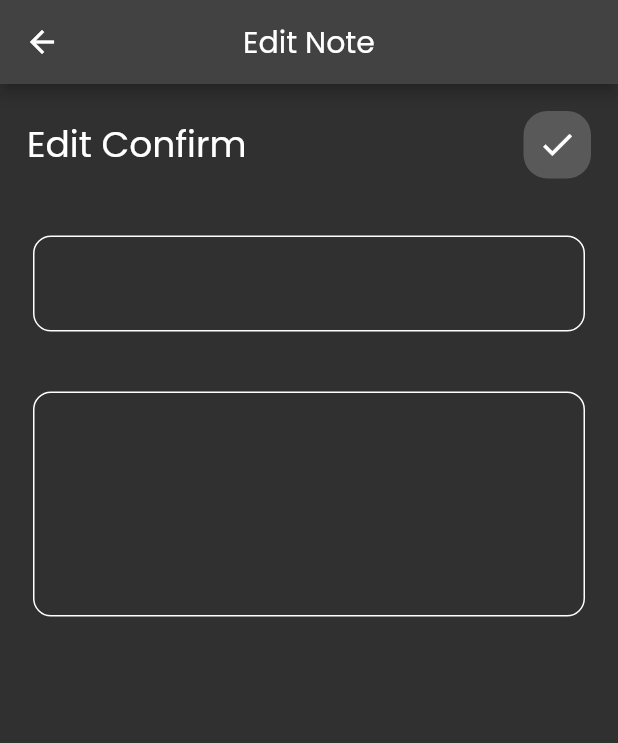
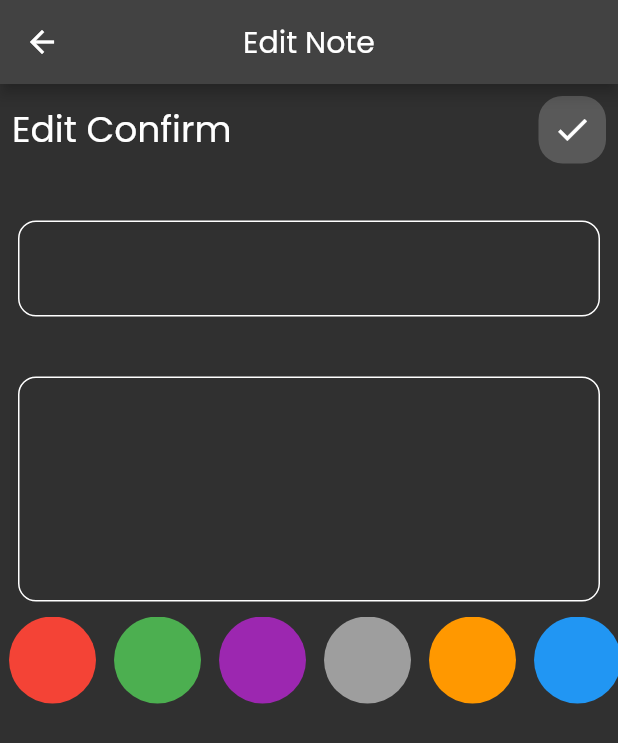
Before and after one commit to ZiadAhmedDev/Note-App, a Flutter app: the EditNotePage screen opened directly with empty values, on a phone screen of 412 x 824 dp. Shown: the top 743 px of the screen. Run offline on Flutter 3.47's test engine with Material 2 defaults, Android fonts, the phone set to English and light mode, and no system bars; our stand-ins replace flutter_bloc, font_awesome_flutter, get, hive, hive_flutter, modal_progress_hud_nsn; accounts and stored records are empty; statements that could not run were skipped.

Commit message:
finish the app

```diff
--- a/notes/lib/constants/const.dart
+++ b/notes/lib/constants/const.dart
@@ -1,4 +1,14 @@
 import 'dart:ui';
+
+import 'package:flutter/material.dart';
 
 const kPrimaryColor = Color(0xff62FCD7);
 const kNoteBox = 'note_box';
+List<Color> colorList = [
+  Colors.red,
+  Colors.green,
+  Colors.purple,
+  Colors.grey,
+  Colors.orange,
+  Colors.blue
+];
--- a/notes/lib/cubit/add_note/add_note_cubit.dart
+++ b/notes/lib/cubit/add_note/add_note_cubit.dart
@@ -1,4 +1,5 @@
 import 'package:flutter/cupertino.dart';
+import 'package:flutter/material.dart';
 import 'package:flutter_bloc/flutter_bloc.dart';
 import 'package:hive/hive.dart';
 import 'package:hive_flutter/adapters.dart';
@@ -12,10 +13,12 @@ class AddNoteCubit extends Cubit<AddNoteState> {
 
   static AddNoteCubit get(context) => BlocProvider.of(context);
 
+  Color color = Colors.red;
   void addNote(NoteModel note) async {
     emit(AddNoteLoading());
     try {
       var noteBox = Hive.box<NoteModel>(kNoteBox);
+      note.color = color.value;
       await noteBox.add(note);
       emit(AddNoteSuccess());
     } catch (e) {
--- a/notes/lib/views/edit_note_view.dart
+++ b/notes/lib/views/edit_note_view.dart
@@ -1,11 +1,9 @@
 import 'package:flutter/material.dart';
-import 'package:get/get.dart';
 import 'package:notes/constants/const.dart';
 import 'package:notes/model/note_model.dart';
 import 'package:notes/views/widgets/app_bar.dart';
-import 'package:notes/views/widgets/edit_note_item_builder.dart';
+import 'package:notes/views/widgets/color_list_edit.dart';
 import 'package:notes/views/widgets/input_Text_Builder.dart';
-
 import '../cubit/note_view/cubit/note_view_cubit.dart';
 
 class EditNotePage extends StatelessWidget {
@@ -17,12 +15,7 @@ class EditNotePage extends StatelessWidget {
     return Scaffold(
       appBar: AppBar(title: const Text('Edit Note'), centerTitle: true),
       body: SingleChildScrollView(
-        child: Padding(
-          padding: EdgeInsets.only(
-              top: 10,
-              left: 10,
-              right: 10,
-              bottom: MediaQuery.of(context).viewInsets.bottom),
+        physics: const BouncingScrollPhysics(),
         child: Column(
           children: [
             AppBarBuilder(
@@ -41,7 +34,9 @@ class EditNotePage extends StatelessWidget {
                 note.title = value ?? note.title;
               },
               color: kPrimaryColor,
-                  hint: note.title),
+              hint: note.title,
+              colorHint: Colors.grey[400],
+            ),
             const SizedBox(
               height: 20,
             ),
@@ -51,10 +46,11 @@ class EditNotePage extends StatelessWidget {
               },
               color: kPrimaryColor,
               hint: note.subTitle,
+              colorHint: Colors.grey[500],
               maxLine: 5,
             ),
+            ColorListEdit(color: note.color, note: note),
           ],
-          ),
         ),
       ),
     );
--- a/notes/lib/views/widgets/bottom_sheet_builder.dart
+++ b/notes/lib/views/widgets/bottom_sheet_builder.dart
@@ -34,7 +34,7 @@ class BottomSheetBuilder extends StatelessWidget {
               child: Padding(
                 padding: EdgeInsets.only(
                     bottom: MediaQuery.of(context).viewInsets.bottom),
-                child: const FormInputBuilder(),
+                child: FormInputBuilder(),
               ),
             ),
           );
--- /dev/null
+++ b/notes/lib/views/widgets/color_list_edit.dart
@@ -0,0 +1,55 @@
+import 'package:flutter/cupertino.dart';
+import 'package:flutter/material.dart';
+import 'package:flutter/src/widgets/framework.dart';
+import 'package:flutter/src/widgets/placeholder.dart';
+import 'package:notes/cubit/note_view/cubit/note_view_cubit.dart';
+import 'package:notes/model/note_model.dart';
+
+import '../../constants/const.dart';
+import 'color_list_view.dart';
+
+class ColorListEdit extends StatefulWidget {
+  ColorListEdit({super.key, required this.color, required this.note});
+  int color;
+  NoteModel note;
+
+  @override
+  State<ColorListEdit> createState() => _ColorListEditState();
+}
+
+class _ColorListEditState extends State<ColorListEdit> {
+  int currentIndex = -1;
+  @override
+  void initState() {
+    super.initState();
+  }
+
+  @override
+  Widget build(BuildContext context) {
+    return SizedBox(
+      height: 29 * 2,
+      width: 29 * 2 * 10,
+      child: ListView.builder(
+          physics: const BouncingScrollPhysics(),
+          itemCount: 6,
+          scrollDirection: Axis.horizontal,
+          itemBuilder: (context, index) {
+            return GestureDetector(
+              onTap: () {
+                setState(() {
+                  widget.color = colorList[index].value;
+                  widget.note.color = colorList[index].value;
+                  widget.note.save();
+                  NoteViewCubit.get(context).fetchNoteView();
+                });
+              },
+              child: ColorItem(
+                  isClicked: index ==
+                      colorList.indexWhere((element) =>
+                          element.value == Color(widget.color).value),
+                  color: colorList[index]),
+            );
+          }),
+    );
+  }
+}
--- /dev/null
+++ b/notes/lib/views/widgets/color_list_view.dart
@@ -0,0 +1,66 @@
+import 'package:flutter/material.dart';
+import 'package:notes/cubit/add_note/add_note_cubit.dart';
+import 'package:notes/cubit/note_view/cubit/note_view_cubit.dart';
+import 'package:notes/model/note_model.dart';
+import '../../constants/const.dart';
+
+class ColorList extends StatefulWidget {
+  ColorList({super.key});
+  @override
+  State<ColorList> createState() => _ColorListState();
+}
+
+class _ColorListState extends State<ColorList> {
+  int currentIndex = 0;
+  @override
+  Widget build(BuildContext context) {
+    return SizedBox(
+      height: 29 * 2,
+      width: 29 * 2 * 10,
+      child: ListView.builder(
+          physics: const BouncingScrollPhysics(),
+          itemCount: 6,
+          scrollDirection: Axis.horizontal,
+          itemBuilder: (context, index) {
+            return GestureDetector(
+              onTap: () {
+                setState(() {
+                  currentIndex = index;
+                  AddNoteCubit.get(context).color = colorList[index];
+                  NoteViewCubit.get(context).fetchNoteView();
+                });
+              },
+              child: ColorItem(
+                  isClicked: currentIndex == index, color: colorList[index]),
+            );
+          }),
+    );
+  }
+}
+
+class ColorItem extends StatelessWidget {
+  const ColorItem({
+    super.key,
+    required this.isClicked,
+    required this.color,
+  });
+  final bool isClicked;
+  final Color color;
+
+  @override
+  Widget build(BuildContext context) {
+    return isClicked
+        ? CircleAvatar(
+            radius: 35,
+            backgroundColor: Colors.white,
+            child: CircleAvatar(
+              radius: 26,
+              backgroundColor: color,
+            ),
+          )
+        : CircleAvatar(
+            radius: 35,
+            backgroundColor: color,
+          );
+  }
+}
--- a/notes/lib/views/widgets/input_Text_Builder.dart
+++ b/notes/lib/views/widgets/input_Text_Builder.dart
@@ -8,8 +8,9 @@ class CustomInputTextBuilder extends StatefulWidget {
       this.maxLine = 1,
       this.onChange,
       super.key,
-      this.autoValidate});
+      this.autoValidate, this.colorHint});
   final Color color;
+  final Color? colorHint;
   final String? hint;
   final int maxLine;
   final void Function(String?)? onChange;
@@ -54,7 +55,7 @@ class _CustomInputTextBuilderState extends State<CustomInputTextBuilder> {
                   color: widget.color, fontSize: 16, letterSpacing: 1.3),
               decoration: InputDecoration(
                   hintText: widget.hint,
-                  hintStyle: TextStyle(color: widget.color),
+                  hintStyle: TextStyle(color: widget.colorHint ?? widget.color),
                   enabledBorder: OutlineInputBorder(
                       borderSide: const BorderSide(color: Colors.white),
                       borderRadius: BorderRadius.circular(12)),
```
Also changed, not shown: notes/lib/views/widgets/form_input.dart (+8 -1 lines). Lines whose indentation alone changed are shown as unchanged.
